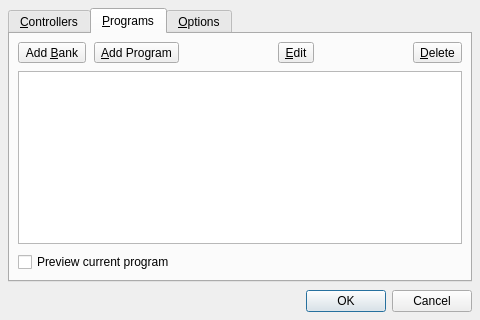
Before: the Qt Designer form src/synthv1widget_config.ui in rncbc/synthv1, drawn with Qt 5.
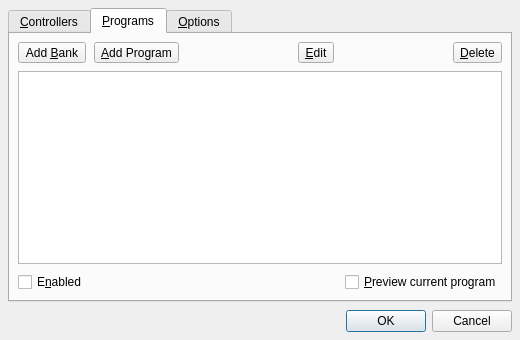
After: the same form once the commit is applied. The open tabs and pages were chosen to show the change. Icons and pictures are not drawn. Custom widgets are drawn as their Qt base class.

Patch:
```diff
--- a/src/synthv1widget_config.ui
+++ b/src/synthv1widget_config.ui
@@ -26,8 +26,8 @@
    <rect>
     <x>0</x>
     <y>0</y>
-    <width>480</width>
-    <height>320</height>
+    <width>520</width>
+    <height>340</height>
    </rect>
   </property>
   <property name="windowTitle">
@@ -301,14 +301,41 @@
         </widget>
        </item>
        <item>
-        <widget class="QCheckBox" name="ProgramsPreviewCheckBox" >
-         <property name="toolTip" >
-          <string>Whether to preview the current selected program</string>
-         </property>
-         <property name="text" >
-          <string>Preview current program</string>
-         </property>
-        </widget>
+        <layout class="QHBoxLayout">
+         <item>
+          <widget class="QCheckBox" name="ProgramsEnabledCheckBox" >
+           <property name="toolTip" >
+            <string>Whether MIDI bank/programs will be enabled</string>
+           </property>
+           <property name="text" >
+            <string>E&amp;nabled</string>
+           </property>
+          </widget>
+         </item>
+         <item>
+          <spacer>
+           <property name="orientation">
+            <enum>Qt::Horizontal</enum>
+           </property>
+           <property name="sizeHint">
+            <size>
+             <width>20</width>
+             <height>20</height>
+            </size>
+           </property>
+          </spacer>
+         </item>
+         <item>
+          <widget class="QCheckBox" name="ProgramsPreviewCheckBox" >
+           <property name="toolTip" >
+            <string>Whether to preview the current selected program</string>
+           </property>
+           <property name="text" >
+            <string>&amp;Preview current program</string>
+           </property>
+          </widget>
+         </item>
+        </layout>
        </item>
       </layout>
      </widget>
```
Left out of the diff: 29 changed lines with no effect on the pictures.
